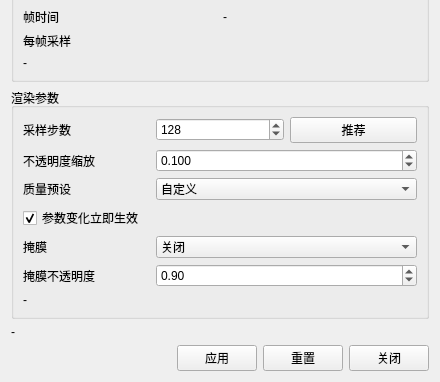
This is Qt/Resources/UI/igQtVolumeRendering.ui in hu-shuhan/editOpeniGame as Qt 5 draws it before an edit; both pictures show x 0 to 440 and y 200 to 582 of the 440 by 582 pixel window. The edited form follows.
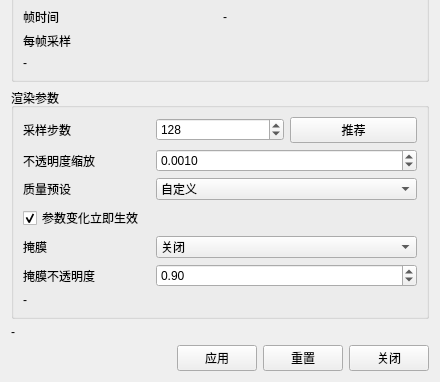
This is the edited form.

```diff
--- a/Qt/Resources/UI/igQtVolumeRendering.ui
+++ b/Qt/Resources/UI/igQtVolumeRendering.ui
@@ -222,20 +222,20 @@
          <string>整体浓淡。越大越浓，越小越透。</string>
         </property>
         <property name="decimals">
-         <number>3</number>
+          <number>4</number>
         </property>
         <property name="minimum">
+          <double>0.000100000000000</double>
+         </property>
+         <property name="maximum">
+          <double>0.050000000000000</double>
+         </property>
+         <property name="singleStep">
+          <double>0.000100000000000</double>
+         </property>
+         <property name="value">
          <double>0.001000000000000</double>
         </property>
-        <property name="maximum">
-         <double>1.000000000000000</double>
-        </property>
-        <property name="singleStep">
-         <double>0.005000000000000</double>
-        </property>
-        <property name="value">
-         <double>0.100000000000000</double>
-        </property>
        </widget>
       </item>
       <item row="2" column="0">
```
Left out of the diff: 9 changed lines with no effect on the pictures. Lines whose indentation alone changed are shown as unchanged.
